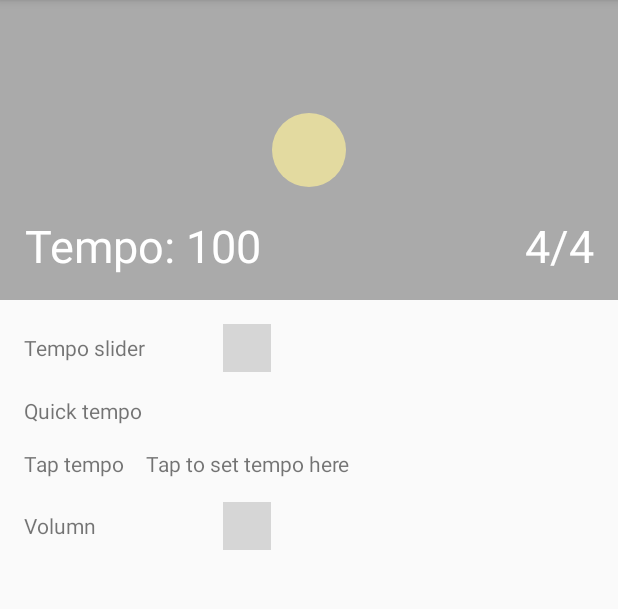
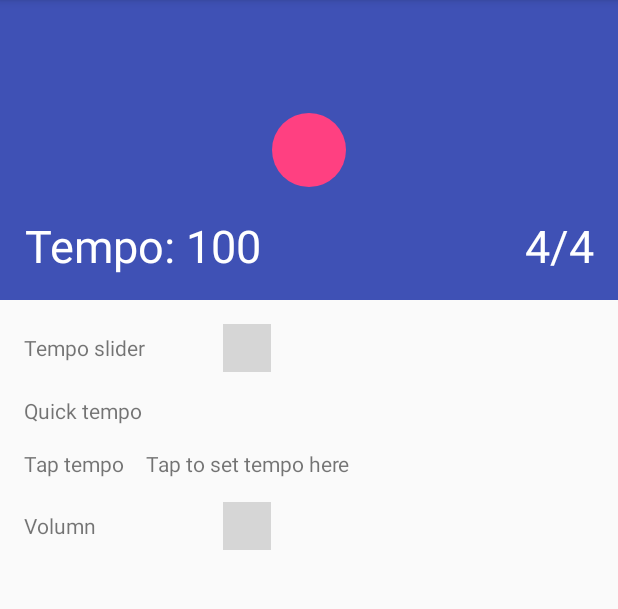
Before and after one commit to petamind/Metronome, an Android app: the screen it shows after launch (MainActivity), after a tap on an icon or button, on a phone screen of 412 x 824 dp, the part 84-693 px from its top. Run offline under Robolectric (Android 15) with nearby library versions, the light colour scheme and no system bars; plain views replace DiscreteSeekBar; grey boxes are pictures that could not be loaded.

Commit message:
Update Player Service and color of BeatView

```diff
--- a/BeautifulMetronome/app/src/main/java/com/tungnd/android/beautifulmetronome/BeatPlayer.java
+++ b/BeautifulMetronome/app/src/main/java/com/tungnd/android/beautifulmetronome/BeatPlayer.java
@@ -11,6 +11,9 @@ import android.media.SoundPool;
  * <link>http://www.101apps.co.za/index.php/articles/using-android-s-soundpool-class-a-tutorial.html</link>
  *
  * http://stackoverflow.com/questions/17069955/play-sound-using-soundpool-example
+ * I prefer the background service so this class is replaced by PlayerService
+ *
+ * @deprecated
  */
 public class BeatPlayer implements Runnable{
     private SoundPool mSoundPool;
--- a/BeautifulMetronome/app/src/main/java/com/tungnd/android/beautifulmetronome/TempoView.java
+++ b/BeautifulMetronome/app/src/main/java/com/tungnd/android/beautifulmetronome/BeatView.java
@@ -16,7 +16,7 @@ import java.util.Random;
  * Created by tungs on 6/10/2016.
  * Visualize beats with simple circles
  */
-public class TempoView extends View implements metronome {
+public class BeatView extends View implements metronome {
     private int tempo = 60;
     /**
      * cirle diameter
@@ -26,37 +26,27 @@ public class TempoView extends View implements metronome {
     private int y;
     private Paint paint;
     private long mAnimStartTime;
-    /**
-     * Time signature
-     *
-     * 2 for main beat
-     * <p/>
-     * 1 for sub-beats
-     * <p/>
-     * 0 for nothing
-     */
-    private int[] beatSequence = {2, 0,1,0, 1,0, 1, 0};
+
+    private int[] beatSequence = TimeSignalPatern.t4_4.getBeatSequence();
     private int beatIndex = 0;
-
-
     private Handler mHandler = new Handler();
     private Runnable mTick;
 
 
-    public TempoView(Context context) {
+    public BeatView(Context context) {
         super(context);
     }
 
-    public TempoView(Context context, AttributeSet attrs) {
+    public BeatView(Context context, AttributeSet attrs) {
         super(context, attrs);
     }
 
-    public TempoView(Context context, AttributeSet attrs, int defStyleAttr) {
+    public BeatView(Context context, AttributeSet attrs, int defStyleAttr) {
         super(context, attrs, defStyleAttr);
     }
 
     @TargetApi(Build.VERSION_CODES.LOLLIPOP)
-    public TempoView(Context context, AttributeSet attrs, int defStyleAttr, int defStyleRes) {
+    public BeatView(Context context, AttributeSet attrs, int defStyleAttr, int defStyleRes) {
         super(context, attrs, defStyleAttr, defStyleRes);
     }
 
@@ -88,6 +78,10 @@ public class TempoView extends View implements metronome {
         this.mAnimStartTime = 60000 / tempo / 2;
     }
 
+    /**
+     * Draw circles based on beat pattern (time signature)
+     * @param canvas
+     */
     @Override
     protected void onDraw(Canvas canvas) {
         super.onDraw(canvas);
@@ -95,7 +89,7 @@ public class TempoView extends View implements metronome {
         if (paint == null) {
             paint = new Paint(Paint.ANTI_ALIAS_FLAG);
         }
-        paint.setColor(new Random(255).nextInt());
+        paint.setColor(getResources().getColor(R.color.colorAccent));
 
         System.out.println(x + ": " + y + ": " + beatIndex);
 
--- a/BeautifulMetronome/app/src/main/java/com/tungnd/android/beautifulmetronome/MainActivity.java
+++ b/BeautifulMetronome/app/src/main/java/com/tungnd/android/beautifulmetronome/MainActivity.java
@@ -9,42 +9,56 @@ import android.widget.Toast;
 /**
  * Main activity to start app
  */
-public class MainActivity extends AppCompatActivity implements View.OnClickListener {
+public class MainActivity extends AppCompatActivity implements View.OnClickListener, metronome {
 
-    private TempoView tempoView;
+    private BeatView beatView;
     private boolean start;
-    private BeatPlayer beatPlayer;
+    private PlayerService playerService;
+    private Intent svc;
 
     @Override
     protected void onCreate(Bundle savedInstanceState) {
         super.onCreate(savedInstanceState);
         setContentView(R.layout.activity_main);
-        this.tempoView = (TempoView) findViewById(R.id.visual);
-        tempoView.setOnClickListener(this);
-        this.beatPlayer = new BeatPlayer(this);
+        this.beatView = (BeatView) findViewById(R.id.visual);
+        beatView.setOnClickListener(this);
+    }
+
+    @Override
+    protected void onDestroy() {
+        super.onDestroy();
+        startBeat();
     }
 
     @Override
     public void onClick(View v) {
-        switch (v.getId()){
-            case R.id.visual:
-            {
+        switch (v.getId()) {
+            case R.id.visual: {
                 start = !start;
-                if(start)
-                {
-                    Intent svc=new Intent(this, PlayerService.class);
-                    svc.setAction(PlayerService.ACTION_PLAY);
-                    startService(svc);
-                    Toast.makeText(this, "start svc", Toast.LENGTH_SHORT).show();
-//                    tempoView.startBeat();
-//                    this.beatPlayer.play();
-                } else {
-//                    tempoView.stopBeat();
-//                    if(this.beatPlayer!=null){
-//                        beatPlayer.stop();
-//                    }
-                }
+                startBeat();
             }
         }
     }
+
+    @Override
+    public void startBeat() {
+        if (start) {
+            stopBeat();
+            svc = new Intent(this, PlayerService.class);
+            svc.setAction(PlayerService.ACTION_PLAY);
+            startService(svc);
+            beatView.startBeat();
+        } else {
+            stopBeat();
+        }
+    }
+
+    @Override
+    public void stopBeat() {
+        if(svc != null)
+        {
+            stopService(svc);
+            beatView.stopBeat();
+        }
+    }
 }
--- /dev/null
+++ b/BeautifulMetronome/app/src/main/java/com/tungnd/android/beautifulmetronome/TimeSignalPatern.java
@@ -0,0 +1,33 @@
+package com.tungnd.android.beautifulmetronome;
+
+/**
+ * Created by tunguyen on 13/06/2016.
+ */
+public enum TimeSignalPatern {
+    t4_4(2, 0, 1, 0, 1, 0, 1, 0),
+    t3_4(2, 0, 1, 0, 1, 0),
+    t2_4(2, 0, 1, 0),
+    t6_8(2, 0, 1, 0, 1, 0, 2, 0, 1, 0, 1, 0);
+
+    private int[] beatSequence;
+
+    TimeSignalPatern(int... beatSequence) {
+        this.beatSequence = beatSequence;
+    }
+
+    /**
+     *
+     * @return
+     * Time signature as an integer array
+     * <p/>
+     * 2 for main beat
+     * <p/>
+     * 1 for sub-beats
+     * <p/>
+     * 0 for nothing
+     */
+
+    public int[] getBeatSequence() {
+        return beatSequence;
+    }
+}
--- a/BeautifulMetronome/app/src/main/res/layout/activity_main.xml
+++ b/BeautifulMetronome/app/src/main/res/layout/activity_main.xml
@@ -5,11 +5,11 @@
     android:layout_height="match_parent"
     tools:context="com.tungnd.android.beautifulmetronome.MainActivity">
 
-    <com.tungnd.android.beautifulmetronome.TempoView
+    <com.tungnd.android.beautifulmetronome.BeatView
         android:id="@+id/visual"
         android:layout_width="match_parent"
         android:layout_height="200dp"
-        android:background="#aaa"
+        android:background="@color/colorPrimary"
         android:gravity="center"
         android:textSize="100sp" />
 
```
Also changed, not shown: BeautifulMetronome/app/src/main/java/com/tungnd/android/beautifulmetronome/PlayerService.java (+36 -25 lines), BeautifulMetronome/gradle.properties (+9 -1 lines).
